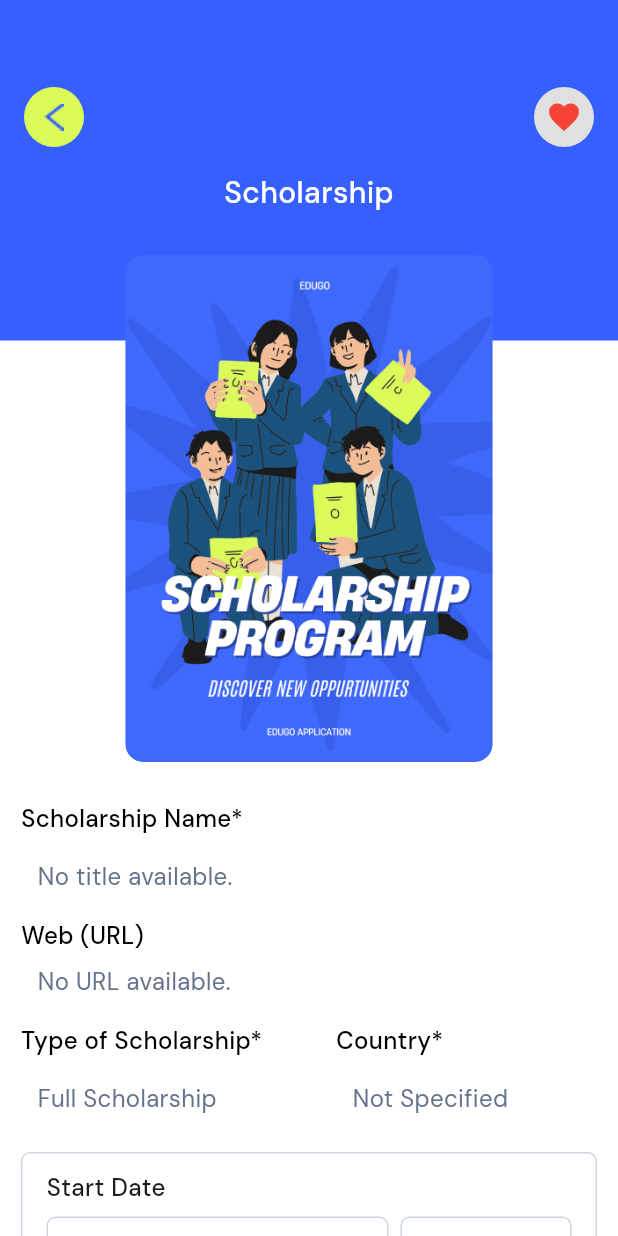
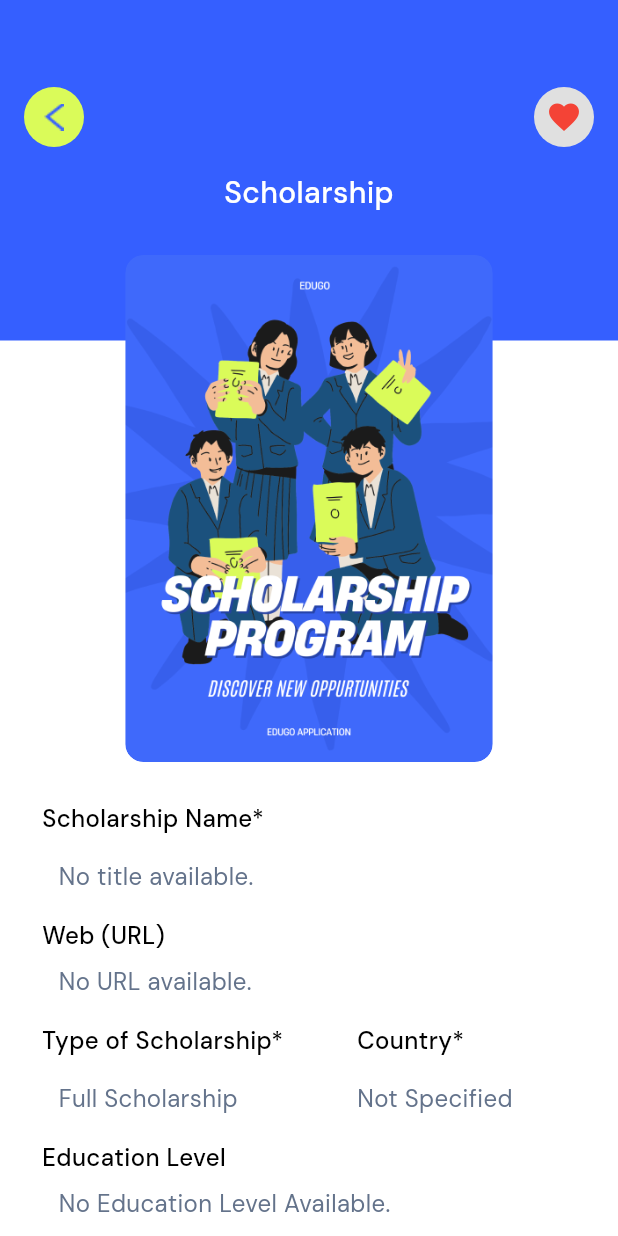
Before and after one commit to INT365-371-CapstoneProject/Edugo-App, a Flutter app: the ProviderDetail screen opened directly with empty values, on a phone screen of 412 x 824 dp. Run offline on Flutter 3.47's test engine with Material 3 defaults, Android fonts, the phone set to English and light mode, and no system bars; our stand-ins replace carousel_slider, dropdown_button2, dropdown_search, file_picker, firebase_core, firebase_messaging and 4 more; accounts and stored records are empty; network calls fail; project files that could hold a hidden picture were left out.

Commit message:
Update Code
Edit Provider Add | Provider Detail and HomeScreen

```diff
--- a/lib/features/home/screens/home_screen.dart
+++ b/lib/features/home/screens/home_screen.dart
@@ -235,6 +235,10 @@ class _HomeScreenAppState extends State<HomeScreenApp> {
                 scholarship['published_date'] ?? scholarship['publish_date'];
             scholarship['close_date'] =
                 scholarship['close_date'] ?? scholarship['close_date'];
+            scholarship['education_level'] =
+                scholarship['education_level'] ?? 'No Education Level';
+            scholarship['attach_name'] =
+                scholarship['attach_name'] ?? 'No Attach File Name';
             return scholarship;
           }).toList();
 
@@ -606,6 +610,8 @@ class _HomeScreenAppState extends State<HomeScreenApp> {
                               'attach_file': scholarship['attach_file'],
                               'published_date': scholarship['published_date'],
                               'close_date': scholarship['close_date'],
+                              'education_level': scholarship['education_level'],
+                              'attach_name': scholarship['attach_name'],
                             };
 
                             // Fetch the image and update the cache if necessary
--- a/lib/features/scholarship/screens/provider_detail.dart
+++ b/lib/features/scholarship/screens/provider_detail.dart
@@ -34,6 +34,7 @@ class _ProviderDetailState extends State<ProviderDetail> {
   String? attachFile;
   String? selectedScholarshipType; // Scholarship Type
   String? selectedCountry;
+  String? educationLevel;
   DateTime? selectedStartDate;
   DateTime? selectedEndDate;
   final double coverHeight = 227;
@@ -42,6 +43,7 @@ class _ProviderDetailState extends State<ProviderDetail> {
   @override
   void initState() {
     super.initState();
+    // fetchScholarshipsDetail(widget.initialData?['id']);
 
     if (widget.initialData != null) {
       final data = widget.initialData!;
@@ -57,15 +59,22 @@ class _ProviderDetailState extends State<ProviderDetail> {
       selectedEndDate = data['close_date'] != null
           ? DateTime.tryParse(data['close_date'])
           : null;
-
+      educationLevel = data['education_level'] ?? 'No Education Level';
+      if (data['attach_name'] != null) {
+        try {
+          attachFile = utf8.decode(data['attach_name'].toString().codeUnits);
+        } catch (e) {
+          attachFile = data['attach_name'] ?? 'No Attach Files';
+        }
+      } else {
+        attachFile = 'No Attach Files';
+      }
       // Handle cachedImage
       if (data['cachedImage'] != null && data['cachedImage'] is Uint8List) {
         image = data['cachedImage'];
       } else {
         image = null; // Fallback if no cached image is provided
       }
-
-      attachFile = data['attach_file'] ?? 'No Attach Files';
     }
   }
 
@@ -177,6 +186,55 @@ class _ProviderDetailState extends State<ProviderDetail> {
     );
   }
 
+  // Future<void> fetchScholarshipsDetail(int id) async {
+  //   try {
+  //     String? token = await authService.getToken();
+  //     Map<String, String> headers = {};
+  //     if (token != null) {
+  //       headers['Authorization'] = 'Bearer $token';
+  //     }
+
+  //     final response = await http.get(Uri.parse("${ApiConfig.announceUrl}/$id"),
+  //         headers: headers);
+
+  //     if (response.statusCode == 200) {
+  //       final Map<String, dynamic> scholarshipData = json.decode(response.body);
+
+  //       print('Raw publish_date: ${scholarshipData['publish_date']}');
+  //       print('Raw close_date: ${scholarshipData['close_date']}');
+
+  //       setState(() {
+  //         title = scholarshipData['title'] ?? 'No Title';
+  //         description =
+  //             scholarshipData['description'] ?? 'No Description Available';
+  //         url = scholarshipData['url'];
+  //         selectedScholarshipType = scholarshipData['category'];
+  //         selectedCountry = scholarshipData['country'];
+
+  //         selectedStartDate = scholarshipData['publish_date'] != null
+  //             ? DateTime.tryParse(scholarshipData['publish_date'])
+  //             : null;
+
+  //         if (scholarshipData['close_date'] != null) {
+  //           try {
+  //             selectedEndDate = DateTime.parse(scholarshipData['close_date']);
+  //           } catch (e) {
+  //             print('Error parsing close_date: $e');
+  //             selectedEndDate = null;
+  //           }
+  //         }
+
+  //         // Handle attachment
+  //         attachFile = scholarshipData['attach_name'] ?? 'No Attach Files';
+  //       });
+  //     } else {
+  //       throw Exception('Failed to load scholarship details');
+  //     }
+  //   } catch (e) {
+  //     print("Error fetching scholarship details: $e");
+  //   }
+  // }
+
   Future<void> submitDeleteData() async {
     final String apiUrl = "${ApiConfig.announceUrl}/$id";
 
@@ -263,7 +321,7 @@ class _ProviderDetailState extends State<ProviderDetail> {
         children: [
           Expanded(
             child: ListView(
-              padding: EdgeInsets.zero,
+              padding: const EdgeInsets.only(top: 0),
               children: [
                 Stack(
                   alignment: Alignment.center,
@@ -417,7 +475,7 @@ class _ProviderDetailState extends State<ProviderDetail> {
 
                 // Details Section
                 Padding(
-                  padding: const EdgeInsets.symmetric(horizontal: 14.0),
+                  padding: const EdgeInsets.symmetric(horizontal: 28.0),
                   child: Column(
                     crossAxisAlignment: CrossAxisAlignment.start,
                     children: [
@@ -523,9 +581,9 @@ class _ProviderDetailState extends State<ProviderDetail> {
                               ),
                               const SizedBox(height: 16),
                               Padding(
-                                padding: const EdgeInsets.only(left: 11),
+                                padding: const EdgeInsets.only(left: 0),
                                 child: Container(
-                                  width: 160, // กำหนดความกว้างเป็น 150px
+                                  width: 145, // กำหนดความกว้างเป็น 150px
                                   child: Text(
                                     selectedCountry ?? 'Not Specified',
                                     maxLines: 1, // จำกัดแค่ 1 บรรทัด
@@ -542,6 +600,32 @@ class _ProviderDetailState extends State<ProviderDetail> {
                             ],
                           ),
                         ],
+                      ),
+
+                      const SizedBox(height: 16),
+
+                      Text(
+                        'Education Level',
+                        style: GoogleFonts.dmSans(
+                          fontSize: 16,
+                          fontWeight: FontWeight.w500,
+                          color: Colors.black,
+                        ),
+                      ),
+                      const SizedBox(height: 8),
+                      Padding(
+                        padding: const EdgeInsets.only(left: 11.0),
+                        child: Text(
+                          educationLevel ?? "No Education Level Available.",
+                          maxLines: 1, // จำกัดให้แสดงเพียง 1 บรรทัด
+                          overflow: TextOverflow
+                              .ellipsis, // แสดง "..." หากข้อความยาวเกิน
+                          style: GoogleFonts.dmSans(
+                            fontSize: 16,
+                            fontWeight: FontWeight.w400,
+                            color: Color(0xFF64738B),
+                          ),
+                        ),
                       ),
 
                       const SizedBox(height: 24),
```
Also changed, not shown: lib/features/scholarship/screens/provider_management.dart (+43 -1 lines).
